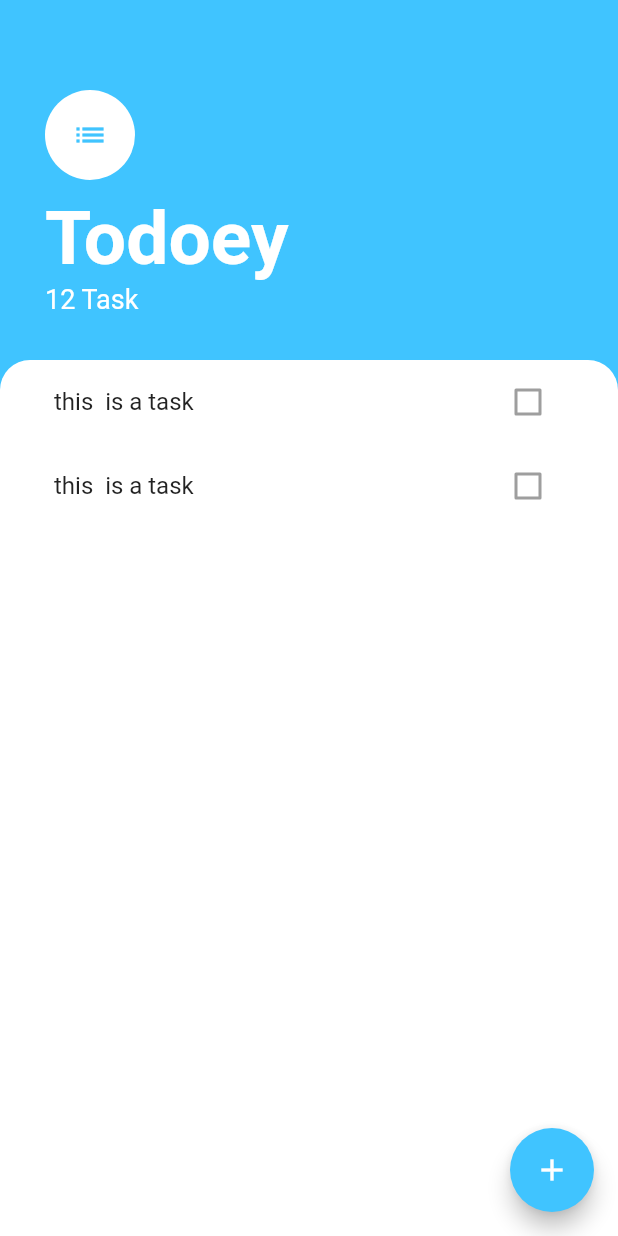
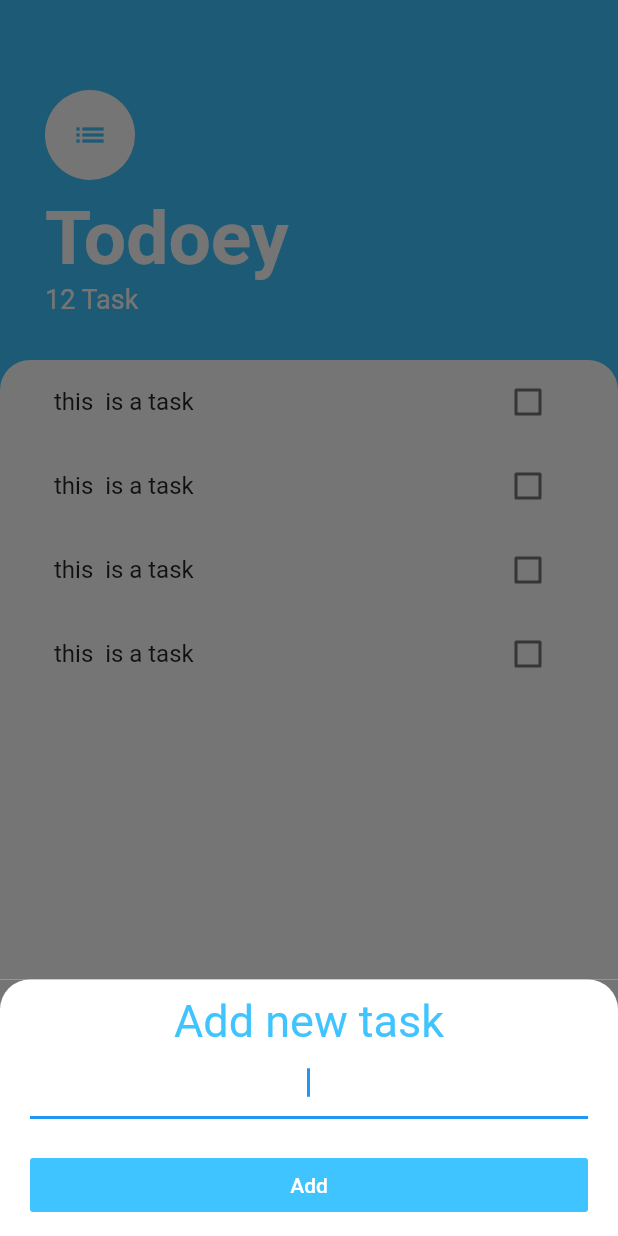
Before and after one commit to phawazzzy/flutter-todoey_app, a Flutter app: the screen it shows after launch, after a tap on the "add" icon, on a phone screen of 412 x 824 dp. Run offline on Flutter 3.47's test engine with Material 2 defaults, Android fonts, the phone set to English and light mode, and no system bars.

Commit message:
added bottomsheet

```diff
--- /dev/null
+++ b/lib/screens/add_task_screen.dart
@@ -0,0 +1,40 @@
+import 'package:flutter/material.dart';
+
+class AddTask extends StatelessWidget {
+  @override
+  Widget build(BuildContext context) {
+    return Container(
+      color: Color(0xFF757575),
+      child: Container(
+        padding: EdgeInsets.symmetric(horizontal: 20.0, vertical: 10.0),
+        decoration: BoxDecoration(
+          color: Colors.white,
+          borderRadius: BorderRadius.only(
+            topLeft: Radius.circular(20.0),
+            topRight: Radius.circular(20.0),
+          ),
+        ),
+        child: Column(
+          crossAxisAlignment: CrossAxisAlignment.stretch,
+          children: <Widget>[
+            Text(
+              "Add new task",
+              textAlign: TextAlign.center,
+              style: TextStyle(fontSize: 30.0, color: Colors.lightBlueAccent),
+            ),
+            TextField(
+              autofocus: true,
+              textAlign: TextAlign.center,
+            ),
+            SizedBox(height: 20,),
+            FlatButton(
+              color: Colors.lightBlueAccent,
+              onPressed: () {},
+              child: Text("Add", style: TextStyle(color: Colors.white),),
+            ),
+          ],
+        ),
+      ),
+    );
+  }
+}
--- a/lib/screens/tasks_screen.dart
+++ b/lib/screens/tasks_screen.dart
@@ -1,5 +1,6 @@
 import 'package:flutter/material.dart';
 import 'package:todoey/widgets/task_list.dart';
+import 'package:todoey/screens/add_task_screen.dart';
 
 class TaskScreen extends StatelessWidget {
   @override
@@ -8,7 +9,18 @@ class TaskScreen extends StatelessWidget {
       backgroundColor: Colors.lightBlueAccent,
       floatingActionButton: FloatingActionButton(
         backgroundColor: Colors.lightBlueAccent,
-        onPressed: () {},
+        onPressed: () {
+          showModalBottomSheet(
+            context: context,
+            isScrollControlled: true,
+            builder: (context) => SingleChildScrollView(
+              child: Container(
+                padding: EdgeInsets.only(bottom: MediaQuery.of(context).viewInsets.bottom),
+                child: AddTask(),
+              ),
+            ),
+          );
+        },
         child: Icon(Icons.add),
       ),
       body: Column(
--- a/lib/widgets/task_list.dart
+++ b/lib/widgets/task_list.dart
@@ -13,6 +13,9 @@ class TaskList extends StatelessWidget {
       children: <Widget>[
         TaskTile(),
         TaskTile(),
+        TaskTile(),
+        TaskTile(),
+
       ],
     );
   }
--- a/lib/widgets/task_tile.dart
+++ b/lib/widgets/task_tile.dart
@@ -9,7 +9,23 @@ class TaskTile extends StatelessWidget {
   Widget build(BuildContext context) {
     return ListTile(
       title: Text('this  is a task'),
-      trailing: Checkbox(value: false, onChanged: null),
+      trailing: CheckboxTile(),
     );
   }
 }
+
+class CheckboxTile extends StatefulWidget {
+  @override
+  _CheckboxTileState createState() => _CheckboxTileState();
+}
+
+class _CheckboxTileState extends State<CheckboxTile> {
+  bool isChecked = false;
+  @override
+  Widget build(BuildContext context) {
+    return Checkbox(
+        activeColor: Colors.lightBlueAccent,
+        value: isChecked,
+        onChanged: (newValue) => setState(() => isChecked = newValue));
+  }
+}
```
